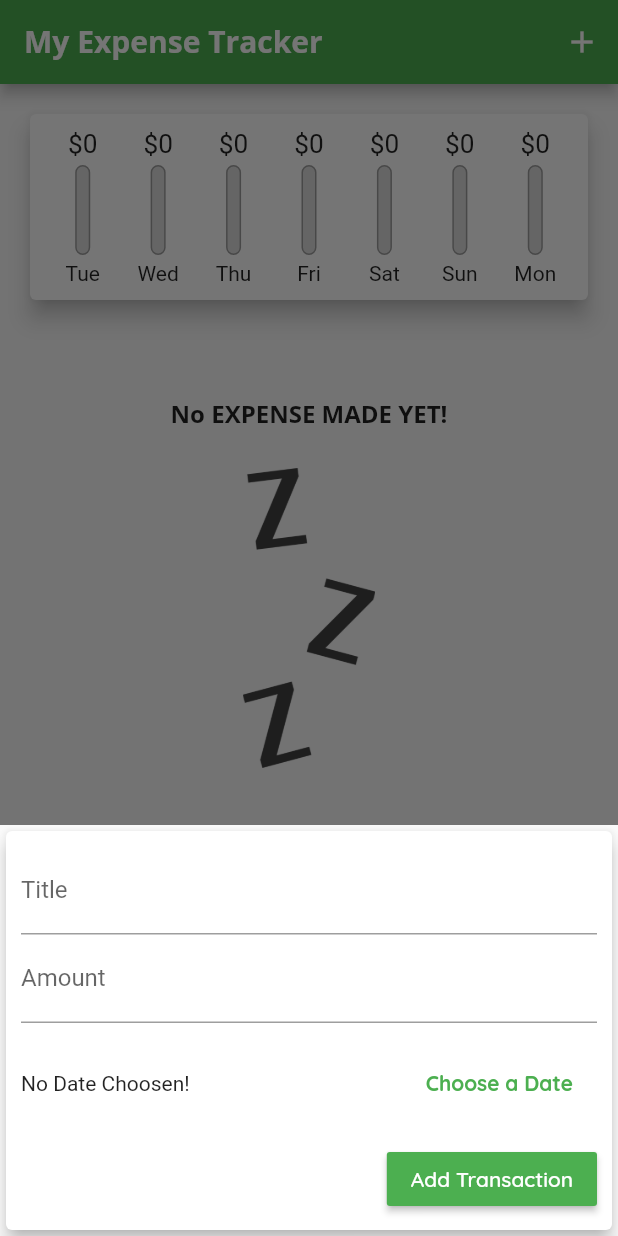
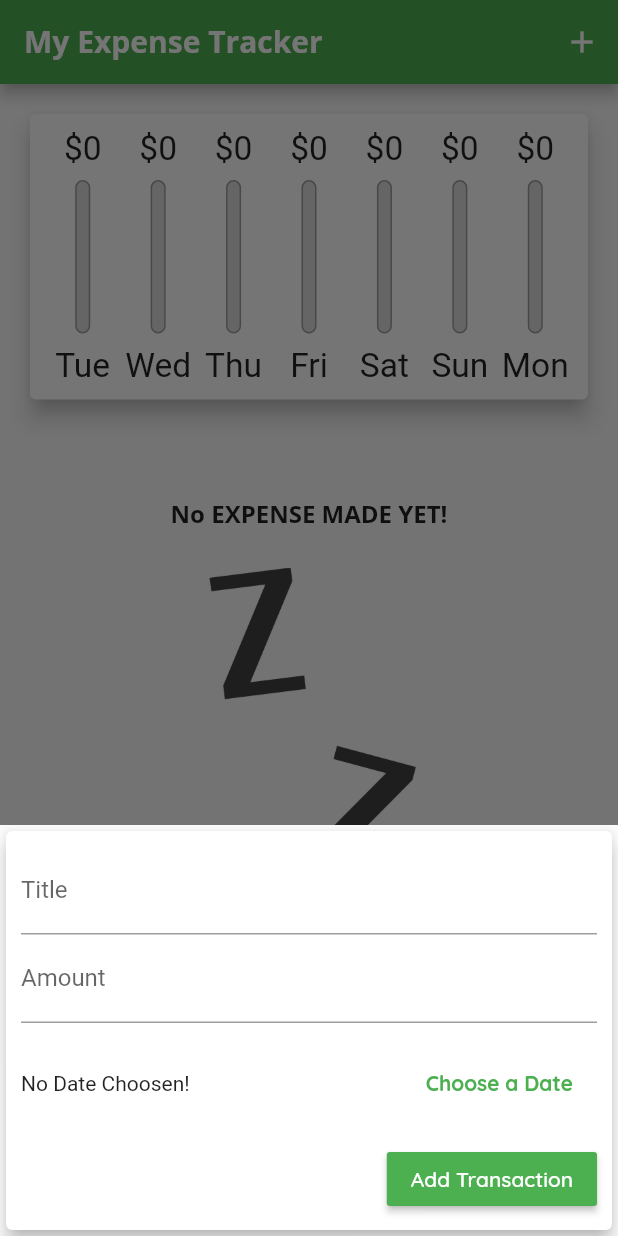
Before and after one commit to vyktoremario/flutter_expense_tracker, a Flutter app: the screen it shows after launch, after a tap on the "add" icon, on a phone screen of 412 x 824 dp. Run offline on Flutter 3.47's test engine with Material 2 defaults, Android fonts, the phone set to English and light mode, and no system bars.

Commit message:
Added Responsiveness and platform specific look

```diff
--- a/lib/main.dart
+++ b/lib/main.dart
@@ -1,4 +1,8 @@
+import 'dart:io';
+
+import 'package:flutter/cupertino.dart';
 import 'package:flutter/material.dart';
+import 'package:flutter/services.dart';
 
 import './widgets/transaction_list.dart';
 import './widgets/new_transaction.dart';
@@ -6,6 +10,10 @@ import './models/transaction.dart';
 import './widgets/chart.dart';
 
 void main() {
+  // WidgetsFlutterBinding.ensureInitialized();
+  // SystemChrome.setPreferredOrientations(
+  //   [DeviceOrientation.portraitUp, DeviceOrientation.portraitDown],
+  // );
   runApp(MyApp());
 }
 
@@ -109,10 +117,30 @@ class _MyHomePageState extends State<MyHomePage> {
     });
   }
 
+  bool __showChart = false;
+
   @override
   Widget build(BuildContext context) {
-    return Scaffold(
-      appBar: AppBar(
+    final mediaQuery = MediaQuery.of(context);
+    final isLandScape = mediaQuery.orientation == Orientation.landscape;
+    final appBar = Platform.isIOS
+        ? CupertinoNavigationBar(
+            middle: Text(
+              'My Expense Tracker',
+            ),
+            trailing: Row(
+              mainAxisSize: MainAxisSize.min,
+              children: [
+                GestureDetector(
+                  onTap: () => _startAddNewTransaction(context),
+                  child: Icon(
+                    CupertinoIcons.add,
+                  ),
+                )
+              ],
+            ),
+          ) as ObstructingPreferredSizeWidget
+        : AppBar(
             title: Text('My Expense Tracker'),
             actions: <Widget>[
               IconButton(
@@ -122,18 +150,76 @@ class _MyHomePageState extends State<MyHomePage> {
                 ),
               )
             ],
+          );
+    final transactionListWidget = Container(
+      height: (mediaQuery.size.height -
+              appBar.preferredSize.height -
+              mediaQuery.padding.top) *
+          0.7,
+      child: TransactionList(
+        _userTransactions,
+        _deleteTransaction,
       ),
-      body: SingleChildScrollView(
+    );
+    final pageBody = SafeArea(
+        child: SingleChildScrollView(
       child: Column(
         crossAxisAlignment: CrossAxisAlignment.stretch,
         children: <Widget>[
-            Chart(_recentTransactions),
-            TransactionList(_userTransactions, _deleteTransaction),
+          if (isLandScape)
+            Row(
+              mainAxisAlignment: MainAxisAlignment.center,
+              children: [
+                Text(
+                  'Show Chart',
+                  style: Theme.of(context).textTheme.title,
+                ),
+                Switch.adaptive(
+                  activeColor: Theme.of(context).accentColor,
+                  value: __showChart,
+                  onChanged: (val) {
+                    setState(() {
+                      __showChart = val;
+                    });
+                  },
+                )
               ],
             ),
+          if (!isLandScape)
+            Container(
+              height: (mediaQuery.size.height -
+                      appBar.preferredSize.height -
+                      mediaQuery.padding.top) *
+                  0.3,
+              child: Chart(_recentTransactions),
             ),
-      floatingActionButtonLocation: FloatingActionButtonLocation.centerFloat,
-      floatingActionButton: FloatingActionButton(
+          if (!isLandScape) transactionListWidget,
+          if (isLandScape)
+            __showChart
+                ? Container(
+                    height: (mediaQuery.size.height -
+                            appBar.preferredSize.height -
+                            mediaQuery.padding.top) *
+                        0.7,
+                    child: Chart(_recentTransactions),
+                  )
+                : transactionListWidget
+        ],
+      ),
+    ));
+    return Platform.isIOS
+        ? CupertinoPageScaffold(
+            child: pageBody,
+            navigationBar: appBar as ObstructingPreferredSizeWidget,
+          )
+        : Scaffold(
+            appBar: appBar,
+            body: pageBody,
+            floatingActionButtonLocation:
+                FloatingActionButtonLocation.centerFloat,
+            floatingActionButton: Platform.isIOS
+                ? Container()
+                : FloatingActionButton(
                     hoverColor: Theme.of(context).primaryColorDark,
                     child: Icon(Icons.add),
                     onPressed: () => _startAddNewTransaction(context),
--- /dev/null
+++ b/lib/widgets/adaptive_flat_button.dart
@@ -0,0 +1,35 @@
+import 'dart:io';
+
+import 'package:flutter/material.dart';
+import 'package:flutter/cupertino.dart';
+
+class AdaptiveFlatButton extends StatelessWidget {
+  final String text;
+  final Function handler;
+
+  AdaptiveFlatButton(this.text, this.handler);
+
+  @override
+  Widget build(BuildContext context) {
+    return Platform.isIOS
+        ? CupertinoButton(
+            child: Text(
+              text,
+              style: TextStyle(
+                fontWeight: FontWeight.bold,
+              ),
+            ),
+            onPressed: () => handler(),
+          )
+        : FlatButton(
+            textColor: Theme.of(context).primaryColor,
+            onPressed: () => handler(),
+            child: Text(
+              text,
+              style: TextStyle(
+                fontWeight: FontWeight.bold,
+              ),
+            ),
+          );
+  }
+}
--- a/lib/widgets/chart_bar.dart
+++ b/lib/widgets/chart_bar.dart
@@ -9,18 +9,20 @@ class ChartBar extends StatelessWidget {
 
   @override
   Widget build(BuildContext context) {
+    return LayoutBuilder(
+      builder: (ctx, constraint) {
         return Column(children: <Widget>[
           Container(
-        height: 20,
+            height: constraint.maxHeight * 0.15,
             child: FittedBox(
               child: Text('\$${spendingAmount.toStringAsFixed(0)}'),
             ),
           ),
           SizedBox(
-        height: 4,
+            height: constraint.maxHeight * 0.05,
           ),
           Container(
-        height: 60,
+            height: constraint.maxHeight * 0.6,
             width: 10,
             child: Stack(
               children: <Widget>[
@@ -44,9 +46,16 @@ class ChartBar extends StatelessWidget {
             ),
           ),
           SizedBox(
-        height: 4,
+            height: constraint.maxHeight * 0.05,
           ),
-      Text(label)
+          Container(
+            height: constraint.maxHeight * 0.15,
+            child: FittedBox(
+              child: Text(label),
+            ),
+          ),
         ]);
+      },
+    );
   }
 }
--- a/lib/widgets/new_transaction.dart
+++ b/lib/widgets/new_transaction.dart
@@ -1,3 +1,7 @@
+import 'dart:io';
+
+import 'package:expense_tracker/widgets/adaptive_flat_button.dart';
+import 'package:flutter/cupertino.dart';
 import 'package:flutter/material.dart';
 import 'package:intl/intl.dart';
 
@@ -51,8 +55,17 @@ class _NewTransactionState extends State<NewTransaction> {
 
   @override
   Widget build(BuildContext context) {
-    return Padding(
-      padding: MediaQuery.of(context).viewInsets,
+    final mediaQuery = MediaQuery.of(context);
+    final isLandScape = mediaQuery.orientation == Orientation.landscape;
+    return SingleChildScrollView(
+      child: Padding(
+        padding: isLandScape
+            ? EdgeInsets.only(
+                top: 10,
+                right: 10,
+                left: 10,
+                bottom: mediaQuery.viewInsets.bottom + 10)
+            : mediaQuery.viewInsets,
         child: Card(
           elevation: 5,
           child: Container(
@@ -85,16 +98,7 @@ class _NewTransactionState extends State<NewTransaction> {
                               : 'Picked Date: ${DateFormat.yMd().format(_selectedDate)}',
                         ),
                       ),
-                    FlatButton(
-                      textColor: Theme.of(context).primaryColor,
-                      onPressed: _presentShowDatePicker,
-                      child: Text(
-                        'Choose a Date',
-                        style: TextStyle(
-                          fontWeight: FontWeight.bold,
-                        ),
-                      ),
-                    )
+                      AdaptiveFlatButton('Choose a Date', _presentShowDatePicker)
                     ],
                   ),
                 ),
@@ -108,6 +112,7 @@ class _NewTransactionState extends State<NewTransaction> {
             ),
           ),
         ),
+      ),
     );
   }
 }
--- a/lib/widgets/transaction_list.dart
+++ b/lib/widgets/transaction_list.dart
@@ -10,10 +10,10 @@ class TransactionList extends StatelessWidget {
 
   @override
   Widget build(BuildContext context) {
-    return Container(
-      height: 450,
-      child: userTransactions.isEmpty
-          ? Column(
+    return userTransactions.isEmpty
+        ? LayoutBuilder(
+            builder: (ctx, constraints) {
+              return Column(
                 children: <Widget>[
                   SizedBox(
                     height: 45,
@@ -26,13 +26,15 @@ class TransactionList extends StatelessWidget {
                     height: 25,
                   ),
                   Container(
-                  height: 200,
+                    height: constraints.maxHeight * 0.6,
                     child: Image.asset(
                       'assets/images/waiting.png',
                       fit: BoxFit.cover,
                     ),
                   ),
                 ],
+              );
+            },
           )
         : ListView.builder(
             itemBuilder: (ctx, index) {
@@ -68,7 +70,17 @@ class TransactionList extends StatelessWidget {
                       color: Colors.grey,
                     ),
                   ),
-                    trailing: IconButton(
+                  trailing: MediaQuery.of(context).size.width > 460
+                      ? FlatButton.icon(
+                          onPressed: () =>
+                              deleteHandler(userTransactions[index].id),
+                          icon: Icon(
+                            Icons.delete,
+                          ),
+                          label: Text('Delete'),
+                          textColor: Theme.of(context).errorColor,
+                        )
+                      : IconButton(
                           icon: Icon(
                             Icons.delete,
                           ),
@@ -80,7 +92,6 @@ class TransactionList extends StatelessWidget {
               );
             },
             itemCount: userTransactions.length,
-            ),
           );
   }
 }
```
Lines whose indentation alone changed are shown as unchanged.
